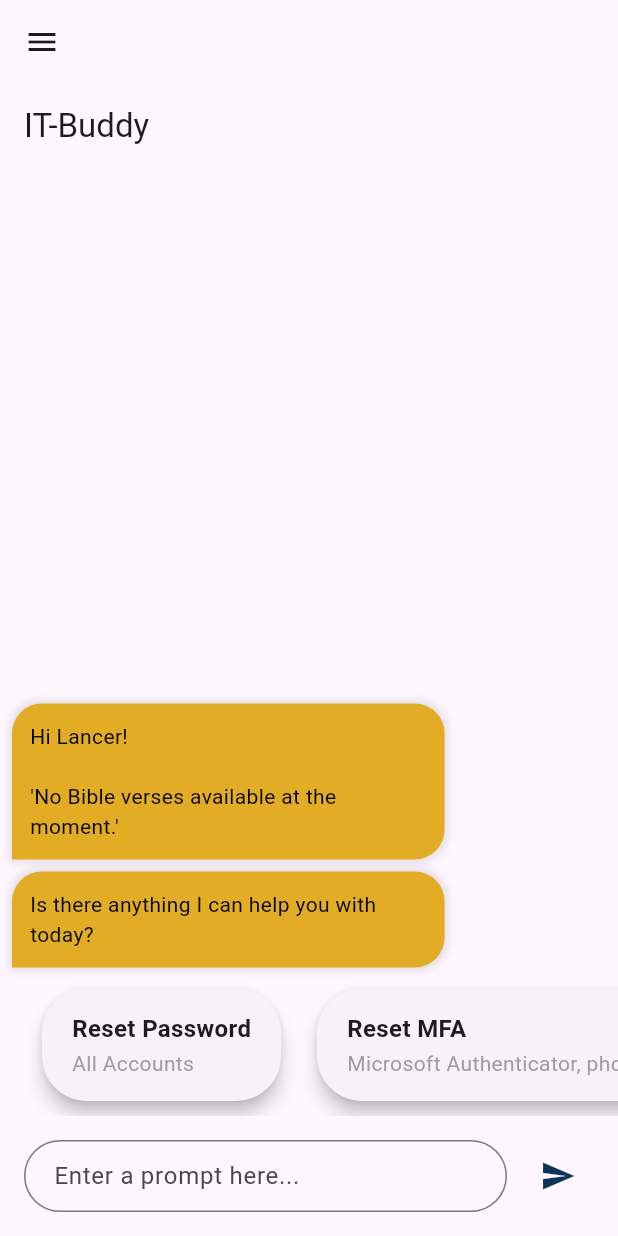
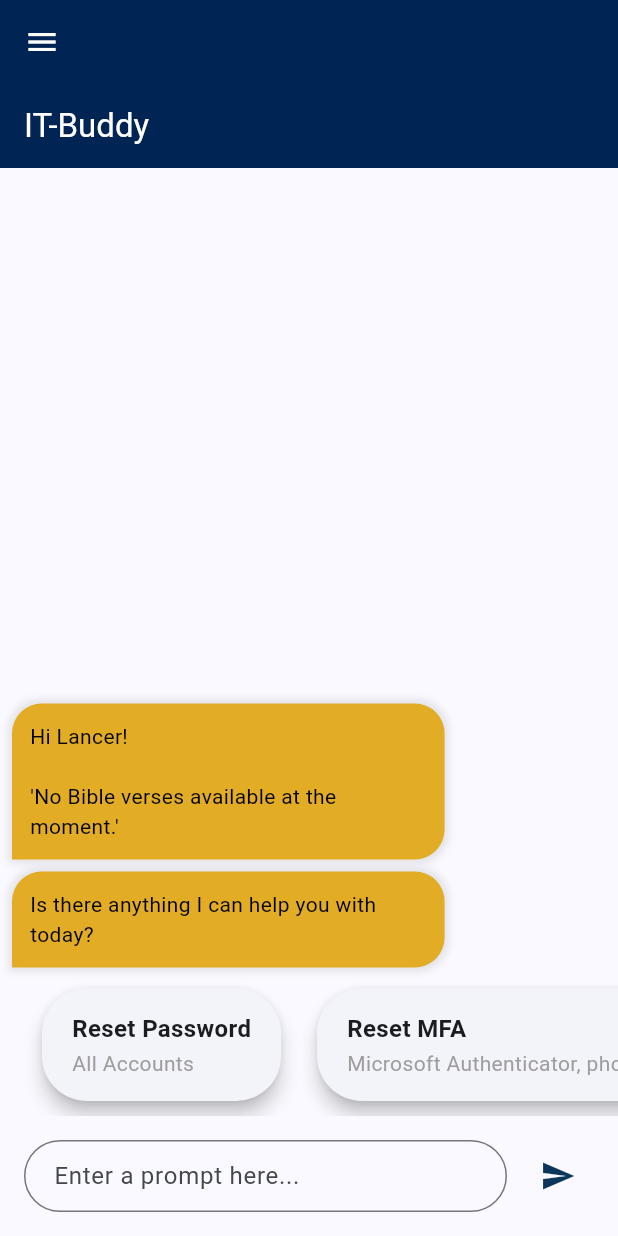
Before and after one commit to CBU-IT-Buddy/CBU_IT_Buddy, a Flutter app: the screen it shows after launch, on a phone screen of 412 x 824 dp. Run offline on Flutter 3.47's test engine with Material 3 defaults, Android fonts, the phone set to English and light mode, and no system bars; our stand-ins replace cloud_firestore, firebase_core; accounts and stored records are empty.

Commit message:
Added FAQ features and colors as well as the main page

```diff
--- a/cbu_it_buddy/lib/main.dart
+++ b/cbu_it_buddy/lib/main.dart
@@ -8,6 +8,11 @@ import 'screens/faq_page.dart'; // Frequently Asked Q&A Page
 import 'screens/departments_contact_page.dart'; // CBU Departments Contact Page
 import 'screens/game_page.dart'; // IT Office Game page import
 import 'screens/chat_page.dart'; // Import the new ChatPage
+
+//////////////////////////////////////////////
+// Define CBU's Navy Blue as a constant
+//////////////////////////////////////////////
+const Color cbuNavyBlue = Color(0xFF002554); // Hex: #002554
 
 //////////////////////////////////////////////
 // Main function to run the app
@@ -31,10 +36,34 @@ class CBUITBuddyApp extends StatelessWidget {
     return MaterialApp(
       title: 'CBU IT Buddy',
       theme: ThemeData(
-        primarySwatch: Colors.blue,
+        primarySwatch:createMaterialColor(cbuNavyBlue),
+        appBarTheme: AppBarTheme(
+          backgroundColor: cbuNavyBlue,
+          foregroundColor: Colors.white,
+        ),
+        colorScheme: ColorScheme.fromSeed(
+          seedColor: cbuNavyBlue,
+          primary: cbuNavyBlue,
+        ),
       ),
       home: const MainPage(), // Set the main page with navigation drawer
     );
+  }
+  MaterialColor createMaterialColor(Color color) {
+    List<double> strengths = <double>[.05, .1, .2, .3, .4, .5, .6, .7, .8, .9];
+    Map<int, Color> swatch = <int, Color>{};
+    final int r = color.red, g = color.green, b = color.blue;
+
+    for (var strength in strengths) {
+      final double ds = 0.5 - strength;
+      swatch[(strength * 1000).round()] = Color.fromRGBO(
+        r + ((ds < 0 ? r : (255 - r)) * ds).round(),
+        g + ((ds < 0 ? g : (255 - g)) * ds).round(),
+        b + ((ds < 0 ? b : (255 - b)) * ds).round(),
+        1,
+      );
+    }
+    return MaterialColor(color.value, swatch);
   }
 }
 
@@ -65,11 +94,11 @@ class _MainPageState extends State<MainPage> {
         child: ListView(
           padding: EdgeInsets.zero,
           children: <Widget>[
-            const DrawerHeader(
-              decoration: BoxDecoration(
-                color: Colors.blue,
+            DrawerHeader(
+              decoration: const BoxDecoration(
+                color: cbuNavyBlue,
               ),
-              child: Text(
+              child: const Text(
                 'User Selection',
                 style: TextStyle(color: Colors.white, fontSize: 24),
               ),
--- a/cbu_it_buddy/lib/screens/faq_page.dart
+++ b/cbu_it_buddy/lib/screens/faq_page.dart
@@ -1,3 +1,4 @@
+import 'package:cbu_it_buddy/main.dart';
 import 'package:flutter/material.dart';
 import 'package:cloud_firestore/cloud_firestore.dart';
 import 'package:url_launcher/url_launcher.dart'; // Used for opening links
@@ -14,7 +15,7 @@ class FAQPage extends StatelessWidget {
           style: TextStyle(fontWeight: FontWeight.bold), // Stylish app bar title
         ),
         centerTitle: true,
-        backgroundColor: Colors.blueAccent, // Sets a nice blue accent color
+        backgroundColor: cbuNavyBlue, // Sets a nice blue accent color
       ),
       body: const Padding(
         padding: EdgeInsets.all(16.0),
@@ -98,7 +99,7 @@ class _FAQTileState extends State<FAQTile> {
             fontSize: 18,
           ),
         ),
-        iconColor: Colors.blueAccent, // Sets the expand/collapse arrow color
+        iconColor: cbuNavyBlue, // Sets the expand/collapse arrow color
         collapsedIconColor: Colors.grey, // Grey icon when collapsed
         onExpansionChanged: (expanded) {
           setState(() {
@@ -131,7 +132,7 @@ class _FAQTileState extends State<FAQTile> {
                     icon: const Icon(Icons.open_in_new, size: 18), // Open link icon
                     label: const Text("Read More"),
                     style: ElevatedButton.styleFrom(
-                      backgroundColor: Colors.blueAccent, // Blue button
+                      backgroundColor: cbuNavyBlue, // Blue button
                       foregroundColor: Colors.white, // White text
                       shape: RoundedRectangleBorder(
                         borderRadius: BorderRadius.circular(8), // Rounded button corners
```
